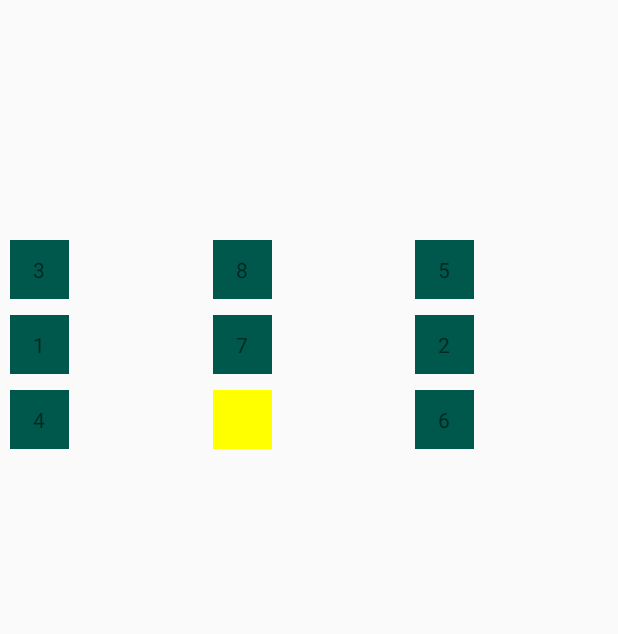
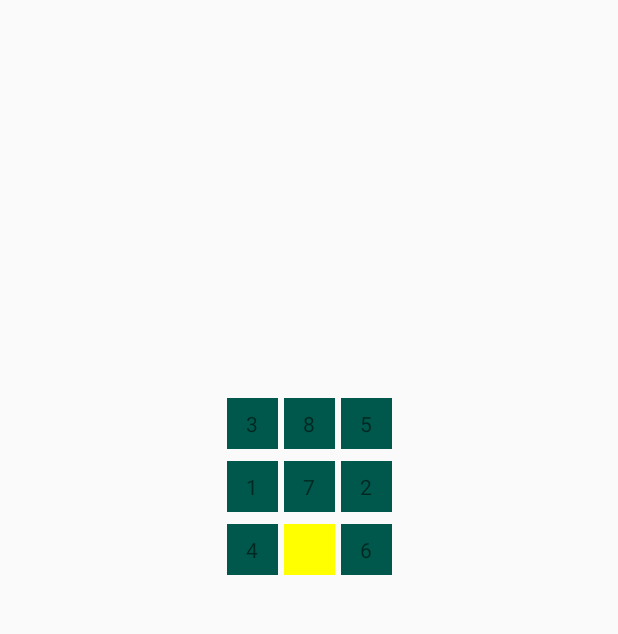
Before and after one commit to repelliuss/NPuzzle-DL, an Android app: the GameActivity screen opened directly, with no data from a screen before it, on a phone screen of 412 x 824 dp, the part 132-766 px from its top. Run offline under Robolectric (Android 15) with nearby library versions, the phone set to English and light mode, and no system bars.

Commit message:
Modified activity of game

```diff
--- a/app/src/main/res/layout/activity_game.xml
+++ b/app/src/main/res/layout/activity_game.xml
@@ -23,13 +23,12 @@
 
     <androidx.recyclerview.widget.RecyclerView
         android:id="@+id/rv_game_area"
-        android:layout_width="409dp"
-        android:layout_height="470dp"
+        android:layout_width="wrap_content"
+        android:layout_height="wrap_content"
         app:layout_constraintBottom_toBottomOf="parent"
         app:layout_constraintEnd_toEndOf="parent"
         app:layout_constraintStart_toStartOf="parent"
-        app:layout_constraintTop_toTopOf="parent"
-        app:layout_constraintVertical_bias="0.685" />
+        app:layout_constraintTop_toTopOf="parent" />
 
     <View
         android:id="@+id/v_swipeable"
@@ -37,8 +36,9 @@
         android:layout_height="wrap_content"
         app:layout_constraintBottom_toBottomOf="parent"
         app:layout_constraintEnd_toEndOf="parent"
+        app:layout_constraintHorizontal_bias="0.0"
         app:layout_constraintStart_toStartOf="parent"
         app:layout_constraintTop_toTopOf="parent"
-        app:layout_constraintVertical_bias="0.0" />
+        app:layout_constraintVertical_bias="1.0" />
 
 </androidx.constraintlayout.widget.ConstraintLayout>
--- a/app/src/main/res/layout/number_block.xml
+++ b/app/src/main/res/layout/number_block.xml
@@ -1,9 +1,9 @@
 <?xml version="1.0" encoding="utf-8"?>
 <LinearLayout xmlns:android="http://schemas.android.com/apk/res/android"
     android:orientation="vertical"
-    android:padding="5dp"
-    android:layout_width="50dp"
-    android:layout_height="50dp">
+    android:padding="4dp"
+    android:layout_width="42dp"
+    android:layout_height="42dp">
 
         <TextView
             android:id="@+id/txt_number"
```
